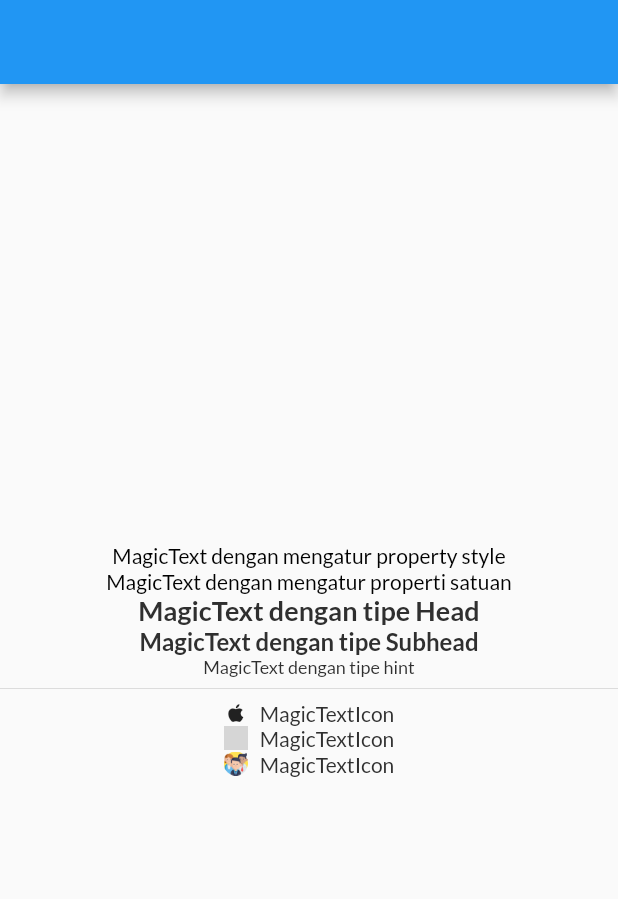
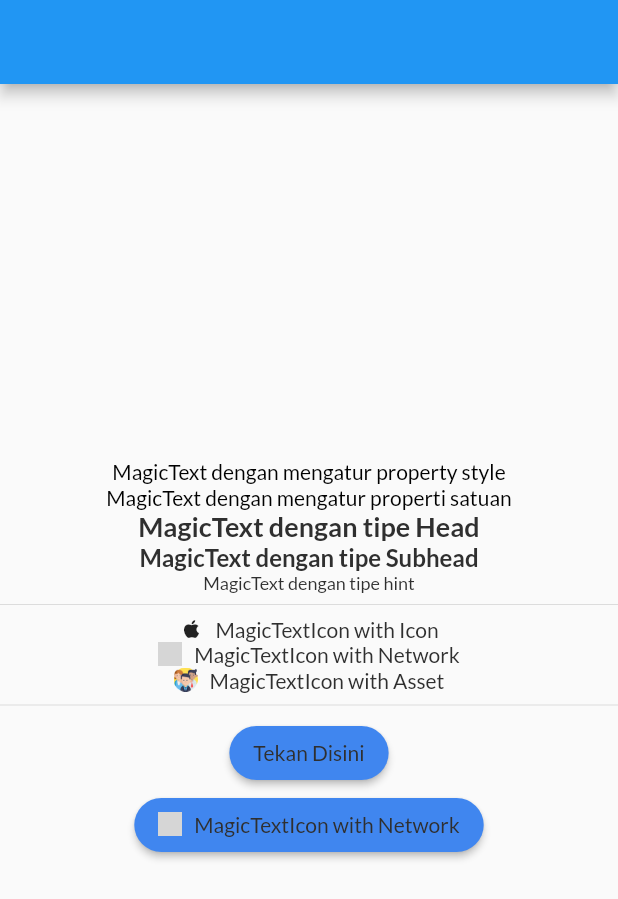
Before and after one commit to hanifabdullah21/MagicView, a Flutter app: the screen it shows after launch, on a phone screen of 412 x 824 dp. Shown: the top 899 px of the screen. Run offline on Flutter 3.47's test engine with Material 2 defaults, Android fonts, the phone set to English and light mode, and no system bars; our stand-ins replace google_fonts; network calls fail; grey boxes are pictures that could not be loaded.

Commit message:
Create MagicButton

```diff
--- a/example/lib/main.dart
+++ b/example/lib/main.dart
@@ -2,6 +2,7 @@ import 'package:flutter/material.dart';
 import 'package:magic_view/factory.dart';
 import 'package:magic_view/property/font/font.dart';
 import 'package:magic_view/style/MagicTextStyle.dart';
+import 'package:magic_view/widget/button/MagicButton.dart';
 import 'package:magic_view/widget/text/MagicText.dart';
 import 'package:magic_view/widget/text/MagicTextIcon.dart';
 
@@ -73,7 +74,7 @@ class _MyHomePageState extends State<MyHomePage> {
             MagicText.hint("MagicText dengan tipe hint"),
             Divider(),
             MagicTextIcon.icon(
-              "MagicTextIcon",
+              "MagicTextIcon with Icon",
               icon: Icons.apple,
               side: MagicTextIconSide.left,
               spaces: 8,
@@ -83,7 +84,7 @@ class _MyHomePageState extends State<MyHomePage> {
               verticalAlignment: CrossAxisAlignment.start,
             ),
             MagicTextIcon.network(
-              "MagicTextIcon",
+              "MagicTextIcon with Network",
               url: "https://cdn-icons-png.flaticon.com/128/415/415733.png",
               side: MagicTextIconSide.left,
               spaces: 8,
@@ -94,7 +95,7 @@ class _MyHomePageState extends State<MyHomePage> {
               verticalAlignment: CrossAxisAlignment.start,
             ),
             MagicTextIcon.asset(
-              "MagicTextIcon",
+              "MagicTextIcon with Asset",
               asset: "assets/asset-example.png",
               side: MagicTextIconSide.left,
               spaces: 8,
@@ -104,6 +105,28 @@ class _MyHomePageState extends State<MyHomePage> {
               horizontalAlignment: MainAxisAlignment.start,
               verticalAlignment: CrossAxisAlignment.start,
             ),
+            Divider(),
+            MagicButton(
+              () {
+                // Do Something here
+              },
+              text: "Tekan Disini",
+            ),
+            MagicButton(
+              () {},
+              text: "Teks",
+              child: MagicTextIcon.network(
+                "MagicTextIcon with Network",
+                url: "https://cdn-icons-png.flaticon.com/128/415/415733.png",
+                side: MagicTextIconSide.left,
+                spaces: 8,
+                width: 16,
+                height: 16,
+                textStyle: MagicFactory.magicTextStyle,
+                horizontalAlignment: MainAxisAlignment.start,
+                verticalAlignment: CrossAxisAlignment.start,
+              ),
+            )
           ],
         ),
       ),
--- a/lib/factory.dart
+++ b/lib/factory.dart
@@ -6,6 +6,8 @@ import 'package:magic_view/style/MagicTextStyle.dart';
 class MagicFactory {
   /// Mengatur warna
   static Color colorBrand = Color(0xFF4086EF);
+  static Color colorBrand2 = Color(0xFFFFFFFF);
+  static Color colorStroke = colorBrand;
   static Color colorText = Color(0xFF2F2F2F);
 
   /// Mengatur font yang akan digunakan
@@ -22,4 +24,7 @@ class MagicFactory {
     color: colorText,
     fontStyle: FontStyle.normal,
   );
+
+  /// Mengatur radius tombol [default]
+  static double buttonRadius = 20;
 }
--- /dev/null
+++ b/lib/widget/button/MagicButton.dart
@@ -0,0 +1,108 @@
+import 'package:flutter/material.dart';
+import 'package:magic_view/factory.dart';
+import 'package:magic_view/property/font/font.dart';
+import 'package:magic_view/style/MagicTextStyle.dart';
+import 'package:magic_view/widget/text/MagicTextIcon.dart';
+
+import '../text/MagicText.dart';
+
+class MagicButton extends StatelessWidget {
+  final Function()? onPressed;
+
+  /// Mengatur kustomisasi child pada tombol.
+  /// child dapat diisi dengan [MagicTextIcon] atau bahkan [Widget] lain
+  final Widget? child;
+
+  /// Mengatur teks yang akan ditampilkan
+  final String? text;
+
+  /// Mengatur gaya teks. Jika [child] != null maka [textStyle] diabaikan.
+  /// Jika [textStyle] != null maka [textColor],[textSize],[fontWeight],[fontFamily] diabaikan.
+  final MagicTextStyle? textStyle;
+
+  /// Mengatur warna dari teks.
+  /// Jika [child] != null atau [textStyle] != null maka [textColor] diabaikan
+  final Color? textColor;
+
+  /// Mengatur ukuran font.
+  /// Jika [child] != null atau [textStyle] != null maka [textSize] diabaikan
+  final double? textSize;
+
+  /// Mengatur ketebalan font.
+  /// Jika [child] != null atau [textStyle] != null maka [fontWeight] diabaikan
+  final FontWeight? fontWeight;
+
+  /// Mengatur jenis font.
+  /// Jika [child] != null atau [textStyle] != null maka [fontFamily] diabaikan
+  final FontFamily? fontFamily;
+
+  /// Mengatur warna dasar dari tombol
+  final Color? background;
+
+  /// Mengatur warna dari tombol. Akan terlihat jika tombol di-hover atau ditekan
+  final Color? foreground;
+
+  /// Mengatur warna garis dari tombol. Jika [strokeWidth] bernilai lebih dari 0
+  /// dan [strokeColor] bernilai null, maka warna garis akan diambil dari [MagicFactory.colorStroke]
+  final Color? strokeColor;
+
+  /// Mengatur ketebalan garis dari tombol. Secara default [strokeWidth] bernilai 0.
+  /// Jika [strokeWidth] bernilai 0 maka dianggap tidak memiliki garis dan
+  /// [strokeColor] akan diabaikan
+  final double strokeWidth;
+
+  /// Mengatur kelengkungan dari sisi tombol. Secara default [radius] bernilai [MagicFactory.buttonRadius]
+  final double? radius;
+
+  /// Mengatur jarak ke dalam antara tombol dengan `child`-nya
+  final EdgeInsetsGeometry? padding;
+
+  const MagicButton(
+    this.onPressed, {
+    super.key,
+    this.text,
+    this.textStyle,
+    this.textColor,
+    this.fontFamily,
+    this.textSize,
+    this.fontWeight,
+    this.background,
+    this.foreground,
+    this.strokeColor,
+    this.strokeWidth = 0,
+    this.radius,
+    this.padding,
+    this.child,
+  });
+
+  @override
+  Widget build(BuildContext context) {
+    return ElevatedButton(
+      onPressed: onPressed,
+      style: ElevatedButton.styleFrom(
+        backgroundColor: background ?? MagicFactory.colorBrand,
+        foregroundColor: foreground ?? MagicFactory.colorBrand2,
+        padding: padding,
+        shape: RoundedRectangleBorder(
+          borderRadius:
+              BorderRadius.circular(radius ?? MagicFactory.buttonRadius),
+          side: strokeWidth == 0
+              ? BorderSide.none
+              : BorderSide(
+                  color: strokeColor ?? MagicFactory.colorStroke,
+                  width: strokeWidth,
+                ),
+        ),
+      ),
+      child: child ??
+          MagicText(
+            text ?? "",
+            style: textStyle,
+            color: textColor,
+            fontSize: textSize,
+            fontFamily: fontFamily,
+            fontWeight: fontWeight,
+          ),
+    );
+  }
+}
```
Also changed, not shown: 1 other file.
